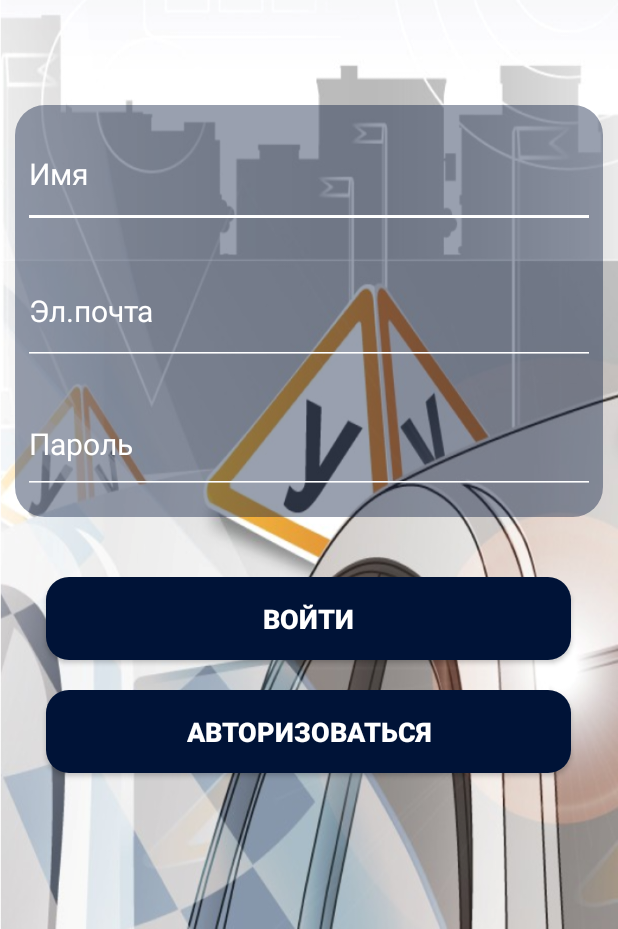
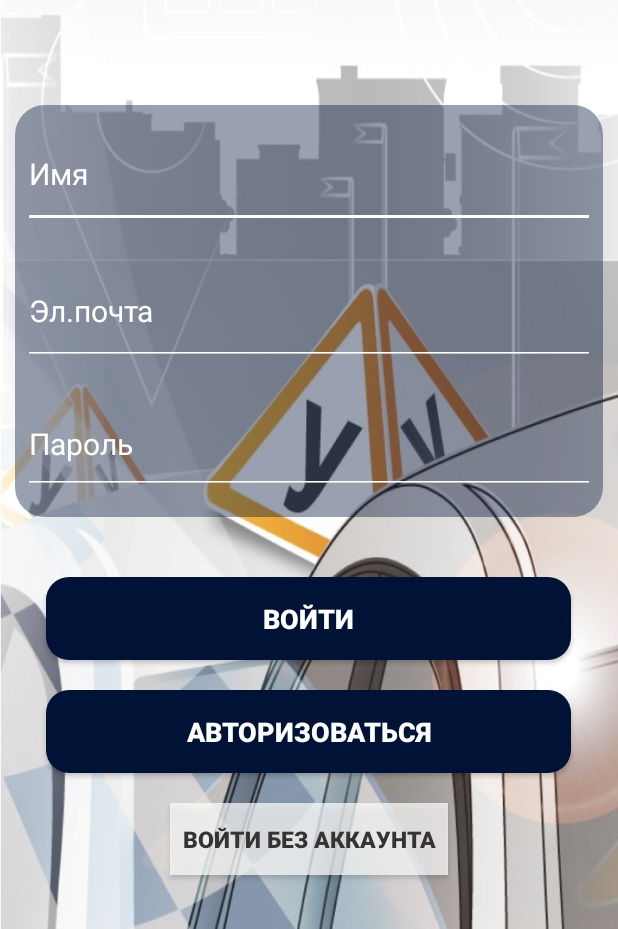
Before and after one commit to GudDasha/Diploma, an Android app: the Registration screen opened directly, with no data from a screen before it, on a phone screen of 412 x 824 dp, the part 307-1236 px from its top. Run offline under Robolectric (Android 15) with nearby library versions, the phone set to English and light mode, and no system bars; our stand-ins replace Firebase (no records; nobody signed in at launch, a user with empty details on screens opened directly).

Commit message:
login for unauth user

```diff
--- a/app/src/main/res/layout/activity_registration.xml
+++ b/app/src/main/res/layout/activity_registration.xml
@@ -108,7 +108,18 @@
                 android:layout_width="350dp"
                 android:height="55dp"
                 android:layout_height="wrap_content"></androidx.appcompat.widget.AppCompatButton>
-
+            <androidx.appcompat.widget.AppCompatButton
+                android:id="@+id/btn_unauth"
+                android:layout_marginTop="20dp"
+                android:background="#B7FFFFFF"
+                android:layout_gravity="center"
+                android:text="@string/unauth"
+                android:textColor="#373333"
+                android:textSize="15dp"
+                android:textStyle="bold"
+                android:layout_width="wrap_content"
+                android:padding="8dp"
+                android:layout_height="wrap_content"></androidx.appcompat.widget.AppCompatButton>
         </LinearLayout>
     </LinearLayout>
 </androidx.constraintlayout.widget.ConstraintLayout>
--- a/app/src/main/res/layout/activity_training.xml
+++ b/app/src/main/res/layout/activity_training.xml
@@ -39,6 +39,7 @@
             android:layout_height="0dp"
             android:layout_weight="1">
             <androidx.appcompat.widget.AppCompatButton
+                android:visibility="visible"
                 android:id="@+id/btn_settings"
                 android:layout_gravity="center"
                 android:layout_width="300dp"
```
Also changed, not shown: app/src/main/java/com/example/just_drive/Registration.java (+19 -1 lines), app/src/main/java/com/example/just_drive/Training.java (+28 -10 lines).
